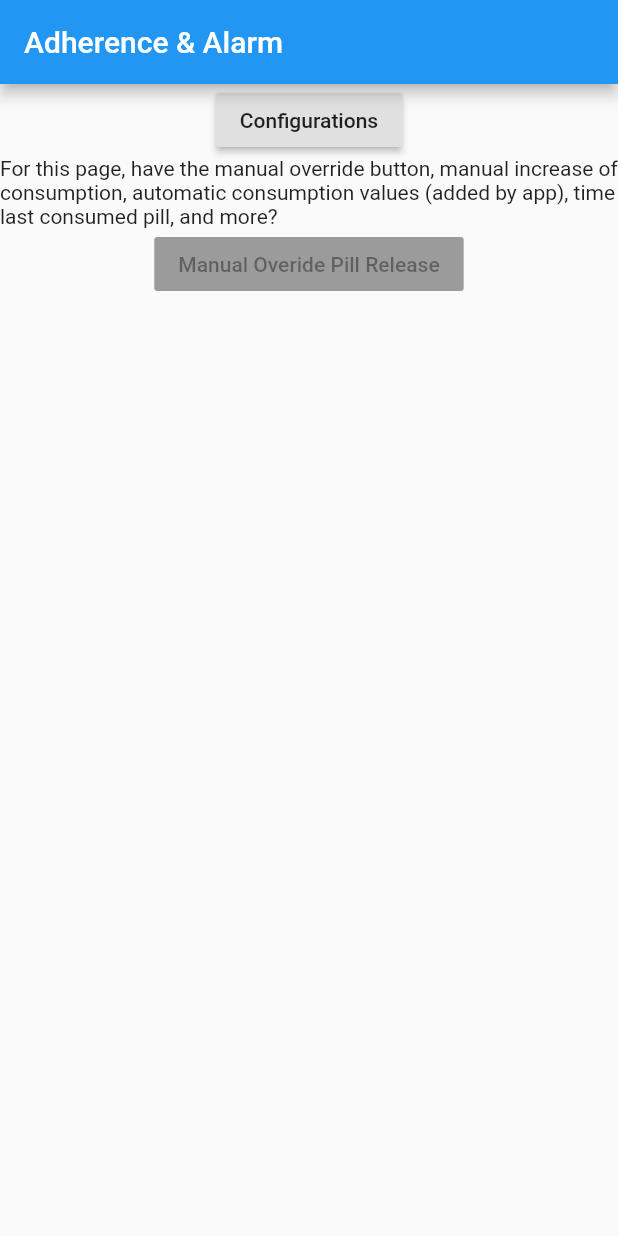
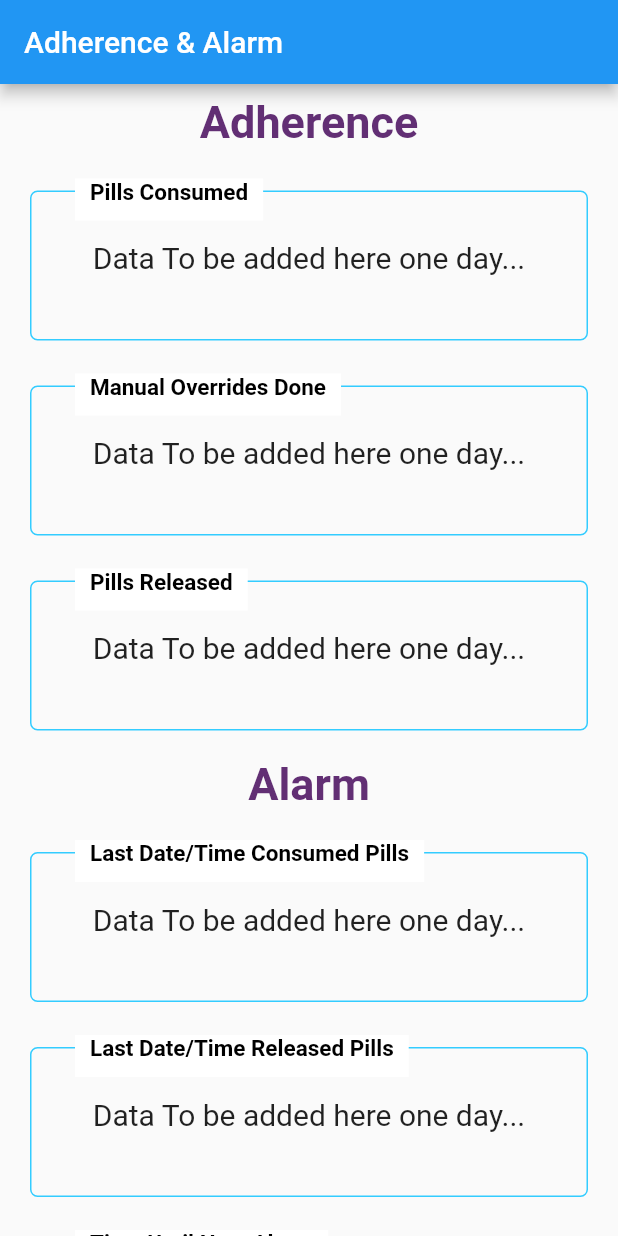
Before and after one commit to KelTez/Smart-Pill-Bottle_IoTProj, a Flutter app: the screen it shows after launch, on a phone screen of 412 x 824 dp. Run offline on Flutter 3.47's test engine with Material 2 defaults, Android fonts, the phone set to English and light mode, and no system bars; our stand-ins replace flutter_blue.

Commit message:
Added Widgets.dart for most of our widgets to live. Completed first very basic  draft of the apps adherence page

```diff
--- /dev/null
+++ b/iot_app/lib/Widgets.dart
@@ -0,0 +1,260 @@
+import 'package:flutter/material.dart';
+
+
+class Titles{
+
+  static final Widget adherence=Container(
+    child:Column(
+      mainAxisAlignment: MainAxisAlignment.spaceAround,
+      children: <Widget>[
+        Padding(
+          padding: const EdgeInsets.all(8.0),
+          child:Text(
+            'Adherence',
+            style: TextStyle(
+              color: new Color(0xff622f74), //currently purple, for testing purposes
+              fontWeight:FontWeight.bold,
+              fontSize:30.0,
+            ),
+          ),
+        ),
+      ],
+    ),
+  );
+
+  static final Widget alarm=Container(
+    child:Column(
+      mainAxisAlignment: MainAxisAlignment.spaceAround,
+      children: <Widget>[
+        Padding(
+          padding: const EdgeInsets.all(8.0),
+          child:Text(
+            'Alarm',
+            style: TextStyle(color: new Color(0xff622f74), fontWeight:FontWeight.bold, fontSize:30.0),
+          ),
+        ),
+      ],
+    ),
+  );
+
+}
+
+class Boxes{
+//for now, have very similar widgets except text different, currenrtly cant figure out how to add arguments
+  static final Widget consumedBox= Stack(
+
+      children: <Widget>[
+
+        Container(
+          width: 500,
+          height: 100,
+          child:Center(
+            child:Text(
+              'Data To be added here one day...',
+              style:TextStyle(fontSize:20.0),
+            ),
+          ),
+          margin: EdgeInsets.fromLTRB(20, 20, 20, 10),
+          padding: EdgeInsets.only(bottom: 10),
+          decoration: BoxDecoration(
+            border: Border.all(
+                color: Color.fromARGB(255, 51, 204, 255), width: 1),
+            borderRadius: BorderRadius.circular(5),
+            shape: BoxShape.rectangle,
+          ),
+        ),
+        Positioned(
+            left: 50,
+            top: 12,
+            child: Container(
+              padding: EdgeInsets.only(bottom: 10, left: 10, right: 10),
+              color: Colors.white, //background...
+              child: Text(
+                'Pills Consumed',
+                style: TextStyle(color: Colors.black, fontSize: 15,fontWeight:FontWeight.bold),
+              ),
+            )),
+      ],
+    );
+
+  static final Widget releasedBox= Stack(
+
+    children: <Widget>[
+
+      Container(
+        width: 500,
+        height: 100,
+        child:Center(
+          child:Text(
+            'Data To be added here one day...',
+            style:TextStyle(fontSize:20.0),
+          ),
+        ),
+        margin: EdgeInsets.fromLTRB(20, 20, 20, 10),
+        padding: EdgeInsets.only(bottom: 10),
+        decoration: BoxDecoration(
+          border: Border.all(
+              color: Color.fromARGB(255, 51, 204, 255), width: 1),
+          borderRadius: BorderRadius.circular(5),
+          shape: BoxShape.rectangle,
+        ),
+      ),
+      Positioned(
+          left: 50,
+          top: 12,
+          child: Container(
+            padding: EdgeInsets.only(bottom: 10, left: 10, right: 10),
+            color: Colors.white, //background...
+            child: Text(
+              'Pills Released',
+              style: TextStyle(color: Colors.black, fontSize: 15,fontWeight:FontWeight.bold),
+            ),
+          )),
+    ],
+  );
+
+  static final Widget overrideBox= Stack(
+
+    children: <Widget>[
+
+      Container(
+        width: 500,
+        height: 100,
+        child:Center(
+          child:Text(
+            'Data To be added here one day...',
+            style:TextStyle(fontSize:20.0),
+          ),
+        ),
+        margin: EdgeInsets.fromLTRB(20, 20, 20, 10),
+        padding: EdgeInsets.only(bottom: 10),
+        decoration: BoxDecoration(
+          border: Border.all(
+              color: Color.fromARGB(255, 51, 204, 255), width: 1),
+          borderRadius: BorderRadius.circular(5),
+          shape: BoxShape.rectangle,
+        ),
+      ),
+      Positioned(
+          left: 50,
+          top: 12,
+          child: Container(
+            padding: EdgeInsets.only(bottom: 10, left: 10, right: 10),
+            color: Colors.white, //background...
+            child: Text(
+              'Manual Overrides Done',
+              style: TextStyle(color: Colors.black, fontSize: 15,fontWeight:FontWeight.bold),
+            ),
+          )),
+    ],
+  );
+
+
+  static final Widget lastConsumedBox= Stack(
+
+    children: <Widget>[
+
+      Container(
+        width: 500,
+        height: 100,
+        child:Center(
+          child:Text(
+            'Data To be added here one day...',
+            style:TextStyle(fontSize:20.0),
+          ),
+        ),
+        margin: EdgeInsets.fromLTRB(20, 20, 20, 10),
+        padding: EdgeInsets.only(bottom: 10),
+        decoration: BoxDecoration(
+          border: Border.all(
+              color: Color.fromARGB(255, 51, 204, 255), width: 1),
+          borderRadius: BorderRadius.circular(5),
+          shape: BoxShape.rectangle,
+        ),
+      ),
+      Positioned(
+          left: 50,
+          top: 12,
+          child: Container(
+            padding: EdgeInsets.only(bottom: 10, left: 10, right: 10),
+            color: Colors.white, //background...
+            child: Text(
+              'Last Date/Time Consumed Pills',
+              style: TextStyle(color: Colors.black, fontSize: 15,fontWeight:FontWeight.bold),
+            ),
+          )),
+    ],
+  );
+
+  static final Widget lastReleasedBox= Stack(
+
+    children: <Widget>[
+
+      Container(
+        width: 500,
+        height: 100,
+        child:Center(
+          child:Text(
+            'Data To be added here one day...',
+            style:TextStyle(fontSize:20.0),
+          ),
+        ),
+        margin: EdgeInsets.fromLTRB(20, 20, 20, 10),
+        padding: EdgeInsets.only(bottom: 10),
+        decoration: BoxDecoration(
+          border: Border.all(
+              color: Color.fromARGB(255, 51, 204, 255), width: 1),
+          borderRadius: BorderRadius.circular(5),
+          shape: BoxShape.rectangle,
+        ),
+      ),
+      Positioned(
+          left: 50,
+          top: 12,
+          child: Container(
+            padding: EdgeInsets.only(bottom: 10, left: 10, right: 10),
+            color: Colors.white, //background...
+            child: Text(
+              'Last Date/Time Released Pills',
+              style: TextStyle(color: Colors.black, fontSize: 15,fontWeight:FontWeight.bold),
+            ),
+          )),
+    ],
+  );
+
+  static final Widget alarmBox= Stack(
+
+    children: <Widget>[
+
+      Container(
+        width: 500,
+        height: 100,
+        child:Center(
+          child:Text(
+            'Data To be added here one day...',
+            style:TextStyle(fontSize:20.0),
+          ),
+        ),
+        margin: EdgeInsets.fromLTRB(20, 20, 20, 10),
+        padding: EdgeInsets.only(bottom: 10),
+        decoration: BoxDecoration(
+          border: Border.all(
+              color: Color.fromARGB(255, 51, 204, 255), width: 1),
+          borderRadius: BorderRadius.circular(5),
+          shape: BoxShape.rectangle,
+        ),
+      ),
+      Positioned(
+          left: 50,
+          top: 12,
+          child: Container(
+            padding: EdgeInsets.only(bottom: 10, left: 10, right: 10),
+            color: Colors.white, //background...
+            child: Text(
+              'Time Until Next Alarm',
+              style: TextStyle(color: Colors.black, fontSize: 15,fontWeight:FontWeight.bold),
+            ),
+          )),
+    ],
+  );
+}
--- a/iot_app/lib/main.dart
+++ b/iot_app/lib/main.dart
@@ -2,8 +2,10 @@
 * JUST A SIMPLE HELLO_WORLD APP, FOR EASE OF FLUTTER FUNCTIONALITY. TO BUILD OFF OF THIS BASE
 */
 
+import 'package:flutter/cupertino.dart';
 import 'package:flutter/material.dart';
 import 'package:flutter_blue/flutter_blue.dart';
+import 'Widgets.dart';
 
 void main() {
   runApp(MaterialApp(
@@ -13,16 +15,26 @@ void main() {
 }
 
 class MainPage extends StatelessWidget {
+
   @override
   Widget build(BuildContext context) {
     return Scaffold(
       appBar: AppBar(
         title: Text('Adherence & Alarm'),
       ),
-      body: Center(
-        child: new Column(
+
+      body: ListView(
 
           children: <Widget>[
+
+            Titles.adherence,
+            Boxes.consumedBox,
+            Boxes.overrideBox,
+            Boxes.releasedBox,
+            Titles.alarm,
+            Boxes.lastConsumedBox,
+            Boxes.lastReleasedBox,
+            Boxes.alarmBox,
 
             new RaisedButton(
               child: Text('Configurations'),
@@ -34,16 +46,13 @@ class MainPage extends StatelessWidget {
                 );
               },
             ),
-            new Text('For this page, have the manual override button, manual increase of consumption, automatic consumption values (added by app), time last consumed pill, and more?'),
             new RaisedButton(
-                child: Text('Manual Overide Pill Release'),
-                color: Color.fromRGBO(55, 65, 75, 1),
-                onPressed: null, //TODO SOMETHING, TO ADD FUNCTIONALITY
+              child: Text('Manual Overide Pill Release'),
+              color: Color.fromRGBO(55, 65, 75, 1),
+              onPressed: null, //TODO SOMETHING, TO ADD FUNCTIONALITY
             ),
+          ],
 
-
-          ],
-        )
       ),
     );
   }
```
